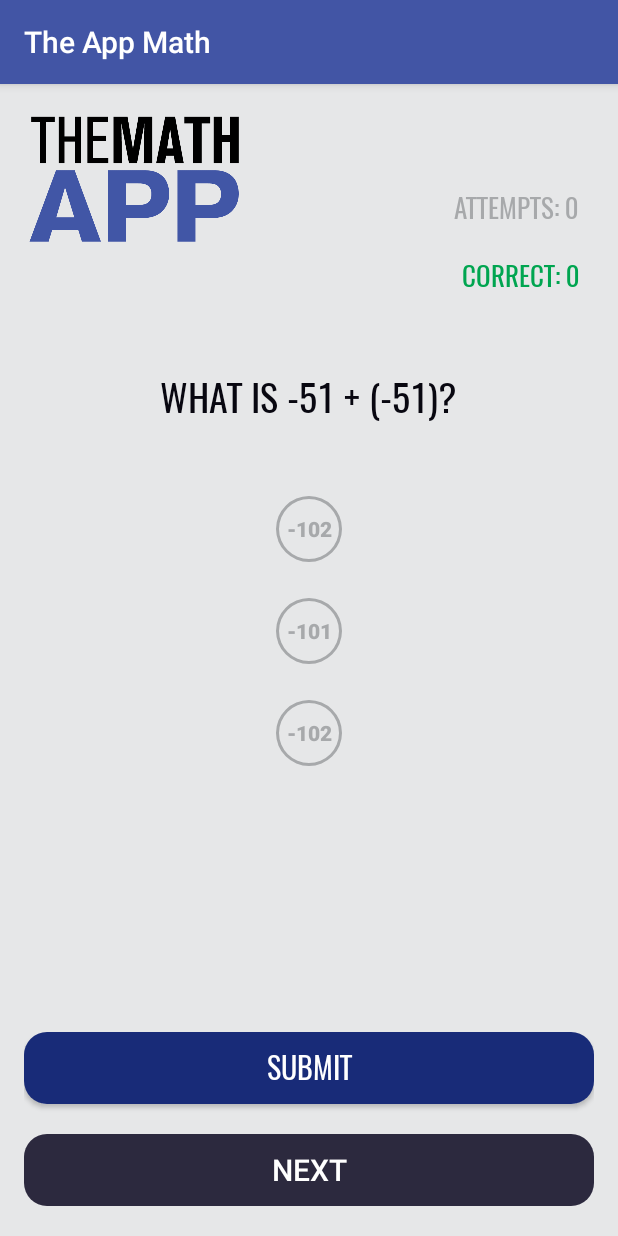
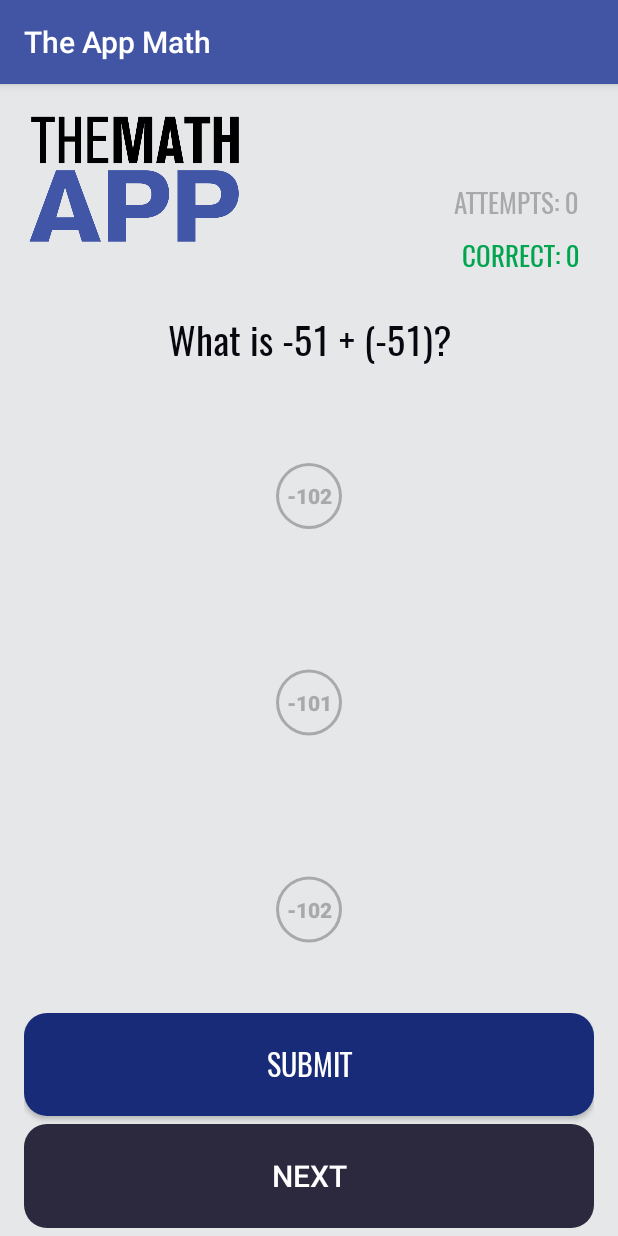
Before and after one commit to JaviMera/Quiz-App-Extended, an Android app: the screen it shows after launch (QuizActivity), on a phone screen of 412 x 824 dp. Run offline under Robolectric (Android 15) with nearby library versions, the phone set to English and light mode, and no system bars.

Commit message:
Adjusted quiz activity layout to use weights again, but now in a more efficient way. Prior to this design, I had built several nested layouts, where as now I only have one relative layout to represent the Score View.

```diff
--- a/app/src/main/res/layout/activity_quiz.xml
+++ b/app/src/main/res/layout/activity_quiz.xml
@@ -1,5 +1,5 @@
 <?xml version="1.0" encoding="utf-8"?>
-<RelativeLayout xmlns:android="http://schemas.android.com/apk/res/android"
+<LinearLayout xmlns:android="http://schemas.android.com/apk/res/android"
     xmlns:tools="http://schemas.android.com/tools"
     android:layout_width="match_parent"
     android:layout_height="match_parent"
@@ -10,10 +10,9 @@
     android:background="@color/appBackgroudColor">
 
     <RelativeLayout
-        android:id="@+id/scoreLayout"
         android:layout_width="match_parent"
-        android:layout_height="wrap_content"
-        android:layout_marginBottom="15dp">
+        android:layout_height="0dp"
+        android:layout_weight="1">
 
         <ImageView
             android:layout_width="wrap_content"
@@ -30,56 +29,46 @@
             android:id="@+id/attempsTextView"
             android:text="@string/attempted_questions"
             style="@style/AttemptsTextView"
-            android:layout_marginTop="70dp"
-            android:layout_alignParentRight="true" />
+            android:layout_alignParentRight="true"
+            android:layout_above="@+id/correctAnswersTextView"/>
 
         <TextView
             android:id="@+id/correctAnswersTextView"
             android:text="@string/correct_answers"
-            android:layout_below="@+id/attempsTextView"
             style="@style/CorrectTextView"
-            android:layout_marginTop="10dp"
-            android:layout_alignParentRight="true" />
+            android:layout_alignParentRight="true"
+            android:layout_alignParentBottom="true"/>
 
     </RelativeLayout>
 
     <TextView
         android:id="@+id/questionTextView"
-        style="@style/QuestionTextView"
-        android:layout_below="@+id/scoreLayout"
-        android:layout_centerInParent="true" />
+        android:layout_weight="0.5"
+        style="@style/QuestionTextView" />
 
     <Button
         android:id="@+id/buttonAnswer1"
-        style="@style/ButtonAnswerView"
-        android:layout_centerInParent="true"
-        android:layout_below="@+id/questionTextView"/>
+        style="@style/ButtonAnswerView" />
 
     <Button
         android:id="@+id/buttonAnswer2"
-        style="@style/ButtonAnswerView"
-        android:layout_below="@+id/buttonAnswer1"
-        android:layout_centerInParent="true" />
+        style="@style/ButtonAnswerView" />
 
     <Button
         android:id="@+id/buttonAnswer3"
-        style="@style/ButtonAnswerView"
-        android:layout_below="@+id/buttonAnswer2"
-        android:layout_centerInParent="true" />
+        style="@style/ButtonAnswerView" />
 
     <Button
         android:id="@+id/submitButton"
         android:background="@drawable/submit_button_background"
         android:text="@string/submit_button"
-        android:layout_above="@+id/nextQuestionButton"
         style="@style/ButtonSubmit"/>
 
     <Button
         android:id="@+id/nextQuestionButton"
         android:background="@drawable/next_button_background"
         android:text="@string/next_button"
-        android:layout_alignParentBottom="true"
         android:enabled="false"
         style="@style/ButtonSubmit"/>
 
-</RelativeLayout>
+</LinearLayout>
--- a/app/src/main/res/values/dimens.xml
+++ b/app/src/main/res/values/dimens.xml
@@ -3,6 +3,6 @@
     <dimen name="activity_horizontal_margin">16dp</dimen>
     <dimen name="activity_vertical_margin">16dp</dimen>
     <dimen name="score_text_view_margin">10dp</dimen>
-    <dimen name="question_text_view_margin">25dp</dimen>
     <dimen name="button_answer_view_margin">20dp</dimen>
+    <dimen name="question_text_view_text_size">25sp</dimen>
 </resources>
--- a/app/src/main/res/values/styles.xml
+++ b/app/src/main/res/values/styles.xml
@@ -26,36 +26,36 @@
         <item name="android:layout_marginRight">@dimen/score_text_view_margin</item>
     </style>
 
-    <style name="QuestionTextView" parent="TextViewBase">
+    <style name="QuestionTextView">
+        <item name="android:layout_width">match_parent</item>
+        <item name="android:layout_height">0dp</item>
         <item name="android:textColor">@color/questionColor</item>
-        <item name="android:layout_marginTop">@dimen/question_text_view_margin</item>
-        <item name="android:layout_marginBottom">@dimen/question_text_view_margin</item>
-        <item name="android:textSize">25sp</item>
+        <item name="android:textSize">@dimen/question_text_view_text_size</item>
+        <item name="android:gravity">center</item>
     </style>
 
     <!-- Custom Answer Buttons -->
     <style name="ButtonBase">
         <item name="android:layout_width">wrap_content</item>
-        <item name="android:layout_height">wrap_content</item>
+        <item name="android:layout_height">0dp</item>
+        <item name="android:layout_weight">1</item>
     </style>
 
     <style name="ButtonAnswerView" parent="ButtonBase">
         <item name="android:layout_gravity">center</item>
         <item name="android:background">@drawable/selector_answer_button_background</item>
         <item name="android:textStyle">bold</item>
-        <item name="android:layout_marginTop">@dimen/button_answer_view_margin</item>
         <item name="android:onClick">onButtonAnswerListener</item>
     </style>
 
     <style name="ButtonSubmit">
         <item name="android:layout_width">match_parent</item>
-        <item name="android:layout_height">wrap_content</item>
+        <item name="android:layout_height">0dp</item>
+        <item name="android:layout_weight">0.5</item>
         <item name="android:textSize">20sp</item>
         <item name="android:textColor">@color/submitTextColor</item>
         <item name="android:textAllCaps">true</item>
-        <item name="android:layout_centerInParent">true</item>
-        <item name="android:layout_marginBottom">20dp</item>
+        <item name="android:layout_marginBottom">5dp</item>
 
     </style>
-
 </resources>
```
